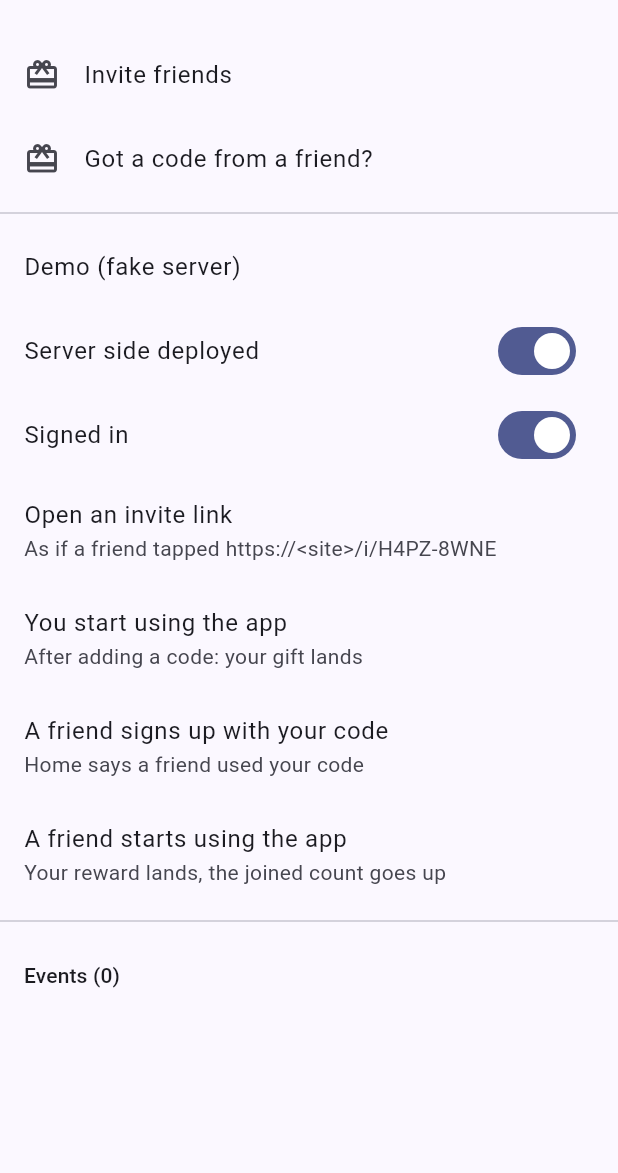
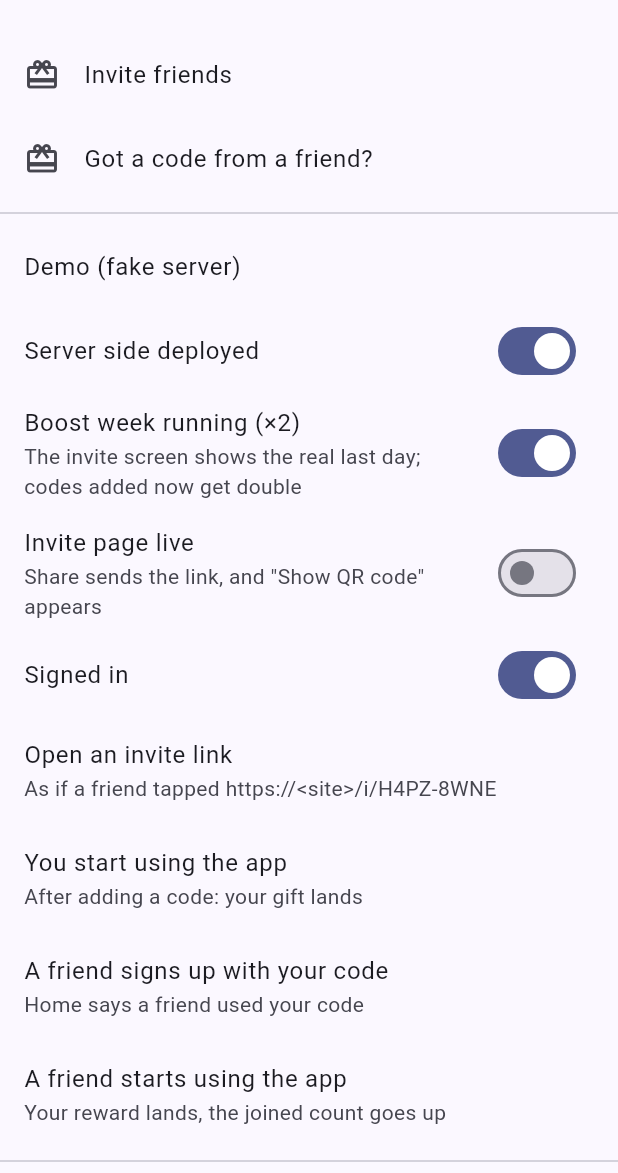
Before and after one commit to shaantanu9/referral-rewards-kit, a Flutter app: the screen it shows after launch, after a tap on "You start using the app", on a phone screen of 412 x 824 dp, the part 63-1236 px from its top. Run offline on Flutter 3.47's test engine with Material 3 defaults, Android fonts, the phone set to English and light mode, and no system bars; our stand-ins replace flutter_local_notifications, flutter_secure_storage, flutter_timezone, google_mobile_ads, qr_flutter, share_plus and 3 more; missing offline and left inert: play_install_referrer, purchases_admob_flutter, purchases_flutter; accounts and stored records are empty.

Commit message:
feat(starter_app): growth round screens and tests for referral_kit 0.5

```diff
--- a/examples/starter_app/lib/fake_referral_server.dart
+++ b/examples/starter_app/lib/fake_referral_server.dart
@@ -1,5 +1,6 @@
 // A stand-in for the kit's Supabase functions, so the whole flow runs with no server. It answers the same RPC names
-// with the same JSON shapes (supabase/migrations/20261112000002…, 000003…, 000009…). A real app replaces it with
+// with the same JSON shapes (supabase/migrations/20261112000002…, 000003…, 000009…, and the growth RPCs of
+// 20261120000023: the boost in the terms, preferences, leaving, the friend's own claim). A real app replaces it with
 // `(fn, params) => Supabase.instance.client.rpc(fn, params: params)` or `ReferralHttpRpc` (lib/referral_setup.dart).
 // It also plays the app's sign-in (a real app has its own auth) and the other people in the story: a friend who signs
 // up with your code, then starts using the app.
@@ -29,7 +30,23 @@ class FakeReferralServer {
     _signIns.add(v);
   }
 
-  FakeReferralServer({bool signedIn = true}) : _signedIn = signedIn;
+  FakeReferralServer({bool signedIn = true, this.boost = true}) : _signedIn = signedIn;
+
+  /// A boost week (×2 for both sides) is running, ending in 3 days at local midnight. Rewards for codes added while
+  /// it runs are doubled, also when the friend starts after it ends (the boost applies by claim time).
+  bool boost;
+  DateTime get boostEndsAt {
+    final d = DateTime.now().add(const Duration(days: 3));
+    return DateTime(d.year, d.month, d.day);
+  }
+
+  /// The sharer's invite page settings (`referral_preferences`).
+  bool showName = false;
+  String? displayName;
+  bool left = false;
+
+  /// Whether the friend's code was added while the boost ran.
+  bool _claimBoosted = false;
 
   /// The server's count of days left to add a code (the kit's `claim_days_left`).
   int claimDaysLeft = 3;
@@ -72,9 +89,45 @@ class FakeReferralServer {
     if (!signedIn) throw const ReferralUnavailableException(ReferralUnavailableReason.signedOut);
     switch (fn) {
       case 'referral_my_code':
-        return {'code': myCode, 'reason': 'ok'};
+        return left ? {'code': null, 'reason': 'left', 'left': true} : {'code': myCode, 'reason': 'ok'};
       case 'referral_terms':
-        return {..._terms, 'claim_days_left': claimed ? null : claimDaysLeft};
+        return {
+          ..._terms,
+          'claim_days_left': claimed ? null : claimDaysLeft,
+          'boost': boost
+              ? {
+                  'starts_at': DateTime.now().subtract(const Duration(days: 4)).toUtc().toIso8601String(),
+                  'ends_at': boostEndsAt.toUtc().toIso8601String(),
+                  'multiplier': 2,
+                  'events': ['joined'],
+                  'who': ['sharer', 'friend'],
+                }
+              : null,
+        };
+      case 'referral_preferences':
+        return _prefs();
+      case 'referral_preferences_set':
+        return _setPrefs((params['prefs'] as Map).cast<String, Object?>());
+      case 'referral_my_claim':
+        if (!claimed) return {'state': 'none'};
+        if (_granted.any((r) => r['who'] == 'friend')) {
+          return {'state': 'joined', 'joined_at': DateTime.now().toUtc().toIso8601String()};
+        }
+        return {
+          'state': 'claimed',
+          'claimed_at': DateTime.now().toUtc().toIso8601String(),
+          'activate_by': DateTime.now().add(const Duration(days: 30)).toUtc().toIso8601String(),
+          'days_left': 30,
+          'rewards': [
+            {
+              'kind': 'chapters',
+              'amount': _amount(_claimBoosted),
+              'base_amount': 4,
+              'params': {},
+              'boosted': _claimBoosted,
+            },
+          ],
+        };
       case 'referral_claim':
         return _claim(normaliseCode(params['code'] as String?));
       case 'referral_stats':
@@ -111,34 +164,57 @@ class FakeReferralServer {
     if (claimed) return {'reason': 'already_referred'};
     if (code != friendCode) return {'reason': 'unknown_code'};
     claimed = true;
+    _claimBoosted = boost;
     return {'reason': 'ok', 'days_left': 30};
+  }
+
+  int _amount(bool boosted) => boosted ? 8 : 4;
+
+  Map<String, Object?> _prefs() => {'show_name': showName, 'display_name': displayName, 'participating': !left};
+
+  /// The same checks as the SQL: known keys only, names 1–40 characters with a letter and no `@` or `://`.
+  Map<String, Object?> _setPrefs(Map<String, Object?> prefs) {
+    if (prefs.containsKey('display_name')) {
+      final name = prefs['display_name'] as String?;
+      if (name != null && displayNameProblem(name) != null) return {'reason': 'invalid_name'};
+      displayName = name?.trim();
+    }
+    if (prefs['show_name'] is bool) showName = prefs['show_name']! as bool;
+    if (prefs['participating'] is bool) left = !(prefs['participating']! as bool);
+    return _prefs();
   }
 
   /// The friend (this user, after adding a code) starts using the app: the friend's reward lands.
   bool youStartUsing() {
     if (!claimed || _granted.any((r) => r['who'] == 'friend')) return false;
-    _grant('friend');
+    _grant('friend', boosted: _claimBoosted);
     return true;
   }
 
   /// A friend signs up with your code: nothing is earned yet, but you see "1 friend used your code".
-  void aFriendSignsUp() => claimedFriends++;
+  void aFriendSignsUp() {
+    claimedFriends++;
+    _friendBoosts.add(boost);
+  }
+
+  /// Per friend who signed up: whether their code was added during the boost.
+  final List<bool> _friendBoosts = [];
 
   /// A friend who used your code starts using the app (the app's activation hook): your reward lands.
   void aFriendStarts() {
     if (claimedFriends > 0) claimedFriends--;
     joinedFriends++;
-    _grant('sharer');
+    _grant('sharer', boosted: _friendBoosts.isEmpty ? boost : _friendBoosts.removeAt(0));
   }
 
   void dispose() => unawaited(_signIns.close());
 
-  void _grant(String who) => _granted.add({
+  void _grant(String who, {bool boosted = false}) => _granted.add({
     'id': '00000000-0000-4000-8000-${(_nextId++).toString().padLeft(12, '0')}',
     'who': who,
     'event': 'joined',
     'kind': 'chapters',
-    'amount': 4,
+    'amount': _amount(boosted),
     'params': null,
   });
 }
--- a/examples/starter_app/lib/invite_screens.dart
+++ b/examples/starter_app/lib/invite_screens.dart
@@ -62,7 +62,11 @@ class _InviteScreenState extends State<InviteScreen> {
       storeLink: storeLink,
       labels: rewardLabels,
       codeCache: s.store,
-      texts: const ReferralTexts(activationStep: 'Read your first page', almostActionLabel: 'Start reading'),
+      texts: const ReferralTexts(
+        activationStep: 'Read your first page',
+        activationStepForFriends: 'Read their first page',
+        almostActionLabel: 'Start reading',
+      ),
       // CHANGE: go to the first real use (the activation step), e.g. the reader.
       onAlmostAction: () => Navigator.of(context).pop(),
       onSignIn: () => signIn(context, s),
--- a/examples/starter_app/lib/main.dart
+++ b/examples/starter_app/lib/main.dart
@@ -6,7 +6,10 @@
 //   You share:     Invite friends → Share / Copy → "A friend signs up with your code" → Home says "1 friend used your
 //                  code" → "A friend starts using the app" → your reward card and "1 friend joined".
 //   A friend:      switch "Signed in" off → "Open an invite link" → Sign in → "Use code H4PZ-8WNE" → Add code →
-//                  "Almost yours" → "You start using the app" → the gift on Home.
+//                  "Almost yours" → Home: "Your welcome gift … is waiting" → "You start using the app" → the gift on
+//                  Home and, once, "Pass it on".
+//   Growth (0.5):  the invite screen's boost banner, WhatsApp next to Share, "Show QR code", the waiting line,
+//                  and "Your invite page" (first name, leave the program, join again).
 // The Events list shows what your analytics would receive.
 import 'dart:async';
 
@@ -154,6 +157,18 @@ class _HomeScreenState extends State<HomeScreen> with RouteAware {
         padding: const EdgeInsets.symmetric(vertical: 8),
         children: [
           _waitingLinkCode(),
+          // The friend's own progress (code added → "Your welcome gift … is waiting", started → "Pass it on", once).
+          // In-app only. CHANGE: pass your ReferralPromptPolicy as `policy` so the pass-it-on card is never shown in
+          // the first session and counts as a prompt.
+          ReferralWelcomeCard(
+            key: ValueKey('welcome-$_cardKey'),
+            client: s.client,
+            store: s.store,
+            appName: 'Reader',
+            activationStep: 'Read your first page',
+            labels: rewardLabels,
+            onPassItOn: () => _openInvite(from: 'welcome'),
+          ),
           // Rewards that landed, once per device; "Invite friends" as the next step. CHANGE: key it by user id so a
           // sign-out and sign-in as someone else starts clean.
           ReferralRewardCard(
@@ -283,6 +298,23 @@ class _HomeScreenState extends State<HomeScreen> with RouteAware {
       },
     ),
     SwitchListTile(
+      key: const ValueKey('demo-boost'),
+      title: const Text('Boost week running (×2)'),
+      subtitle: const Text('The invite screen shows the real last day; codes added now get double'),
+      value: fake.boost,
+      onChanged: (v) {
+        fake.boost = v;
+        _refresh();
+      },
+    ),
+    SwitchListTile(
+      key: const ValueKey('demo-invite-page'),
+      title: const Text('Invite page live'),
+      subtitle: const Text('Share sends the link, and "Show QR code" appears'),
+      value: s.demoInvitePage,
+      onChanged: (v) => setState(() => s.demoInvitePage = v),
+    ),
+    SwitchListTile(
       key: const ValueKey('demo-signed-in'),
       title: const Text('Signed in'),
       value: fake.signedIn,
--- a/examples/starter_app/lib/referral_setup.dart
+++ b/examples/starter_app/lib/referral_setup.dart
@@ -77,8 +77,15 @@ class ReferralSetup {
     return code;
   }
 
+  /// Demo only (fake server): pretend the invite page is live at the placeholder host the Android App Link filter
+  /// names, so "Show QR code" and link sharing can be tried. Off by default: Share then sends the code and store link.
+  bool demoInvitePage = false;
+
   /// The invite link for a code, or null while there is no invite page.
-  Uri? inviteLink(String code) => inviteBase.isEmpty ? null : Uri.parse('$inviteBase/$code');
+  Uri? inviteLink(String code) {
+    final base = inviteBase.isEmpty && fake != null && demoInvitePage ? 'https://invite.example.com/i' : inviteBase;
+    return base.isEmpty ? null : Uri.parse('$base/$code');
+  }
 
   void _forward(ReferralEvent e) {
     debugPrint(
```
Also changed, not shown: examples/starter_app/pubspec.lock, 4 other files.
